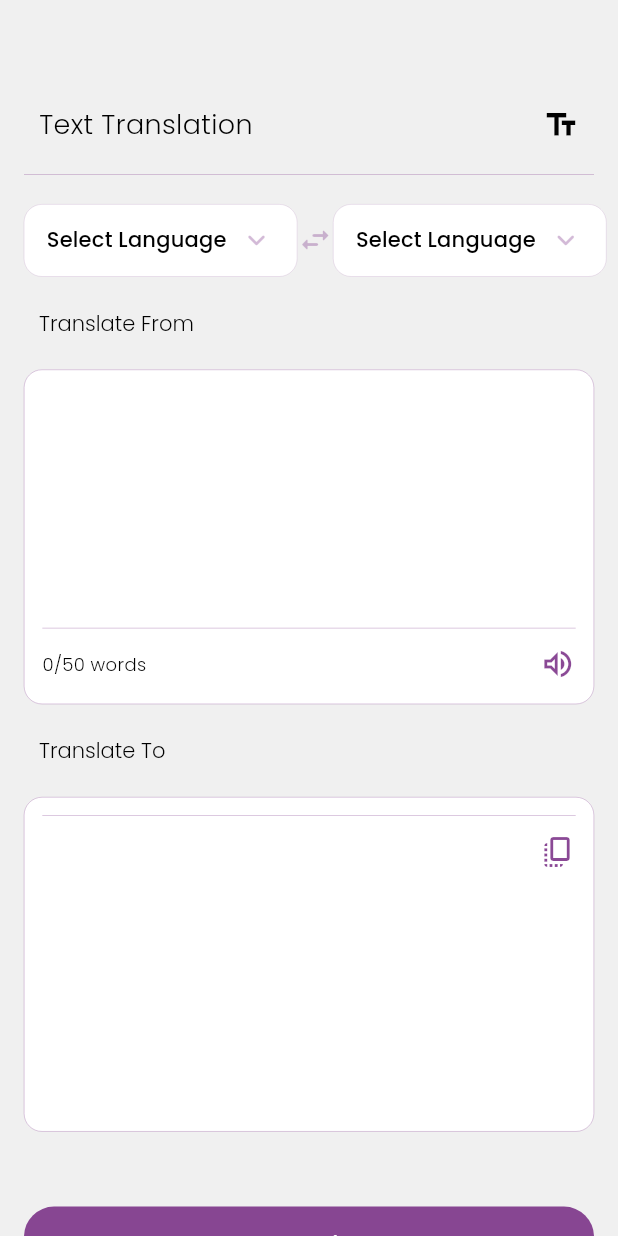
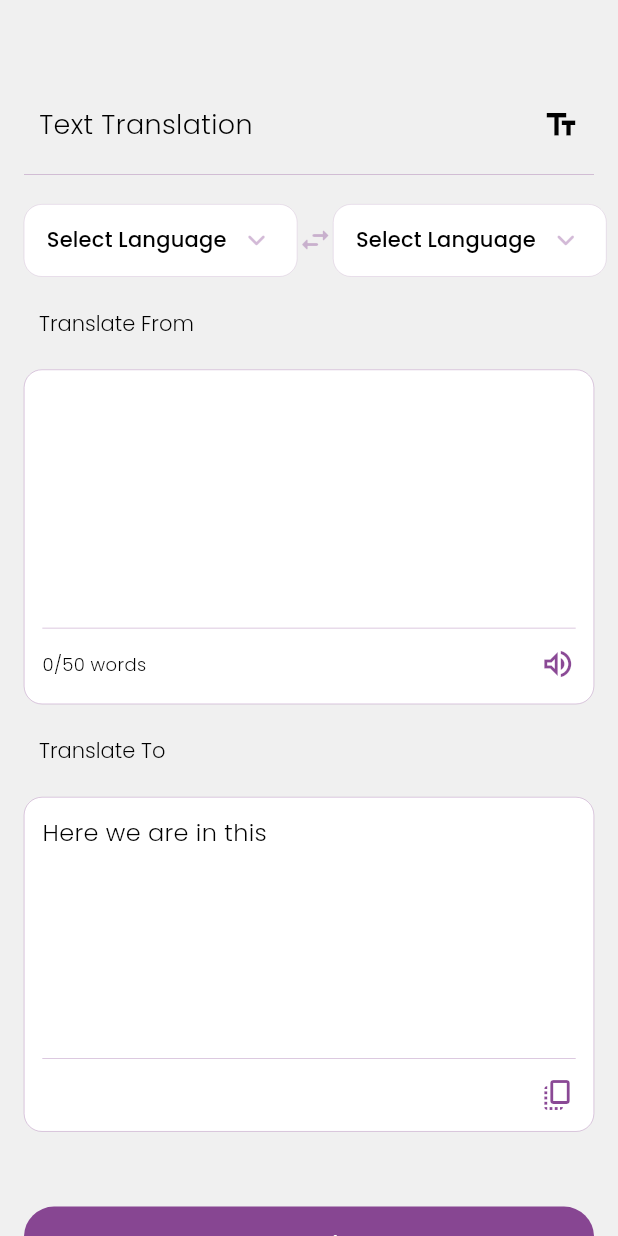
Before and after one commit to kwakyebrilliant/talkglobal, a Flutter app: the screen it shows after launch, after a tap on the "arrow forward" icon, on a phone screen of 412 x 824 dp. Run offline on Flutter 3.47's test engine with Material 3 defaults, Android fonts, the phone set to English and light mode, and no system bars; our stand-ins replace google_fonts.

Commit message:
translate to updates

```diff
--- a/lib/utility/translate_to.dart
+++ b/lib/utility/translate_to.dart
@@ -1,4 +1,5 @@
 import 'package:flutter/material.dart';
+import 'package:google_fonts/google_fonts.dart';
 
 class TranslateTo extends StatefulWidget {
   const TranslateTo({super.key});
@@ -11,7 +12,21 @@ class _TranslateToState extends State<TranslateTo> {
   @override
   Widget build(BuildContext context) {
     return Column(
+      crossAxisAlignment: CrossAxisAlignment.start,
       children: [
+        SizedBox(
+          height: 6 * 27.0,
+          child: Text(
+            'Here we are in this',
+            maxLines: 6,
+            overflow: TextOverflow.ellipsis,
+            style: GoogleFonts.poppins(
+              fontSize: 16.0,
+              fontWeight: FontWeight.w300,
+              color: const Color(0xFF000000),
+            ),
+          ),
+        ),
         Container(
           padding: const EdgeInsets.only(top: 12.0),
           decoration: BoxDecoration(
```
